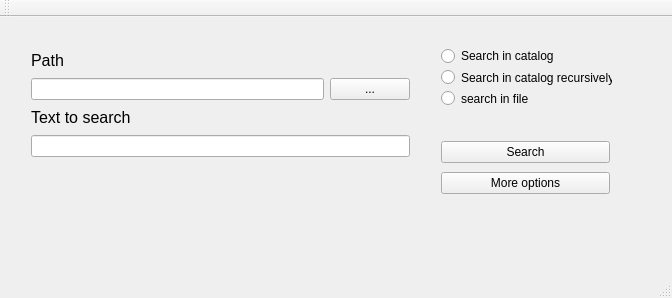
michalhuras/Office-Help, file officeHelp/mainwindow.ui: the form before one commit.
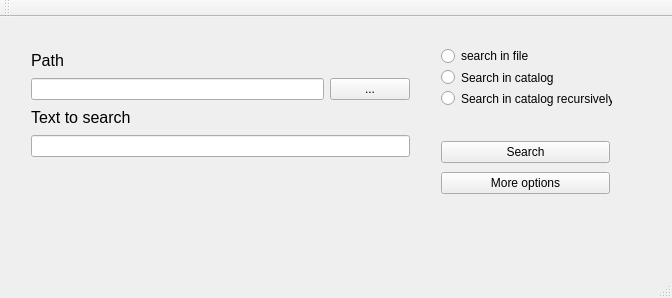
The form after the commit.

What changed in the file:
```diff
--- a/officeHelp/mainwindow.ui
+++ b/officeHelp/mainwindow.ui
@@ -24,6 +24,13 @@
      </rect>
     </property>
     <layout class="QVBoxLayout" name="verticalLayout">
+     <item>
+      <widget class="QRadioButton" name="radioButton">
+       <property name="text">
+        <string>search in file</string>
+       </property>
+      </widget>
+     </item>
      <item>
       <widget class="QRadioButton" name="radioButton_2">
        <property name="text">
@@ -38,13 +45,6 @@
        </property>
       </widget>
      </item>
-     <item>
-      <widget class="QRadioButton" name="radioButton">
-       <property name="text">
-        <string>search in file</string>
-       </property>
-      </widget>
-     </item>
     </layout>
    </widget>
    <widget class="QWidget" name="layoutWidget">
```
